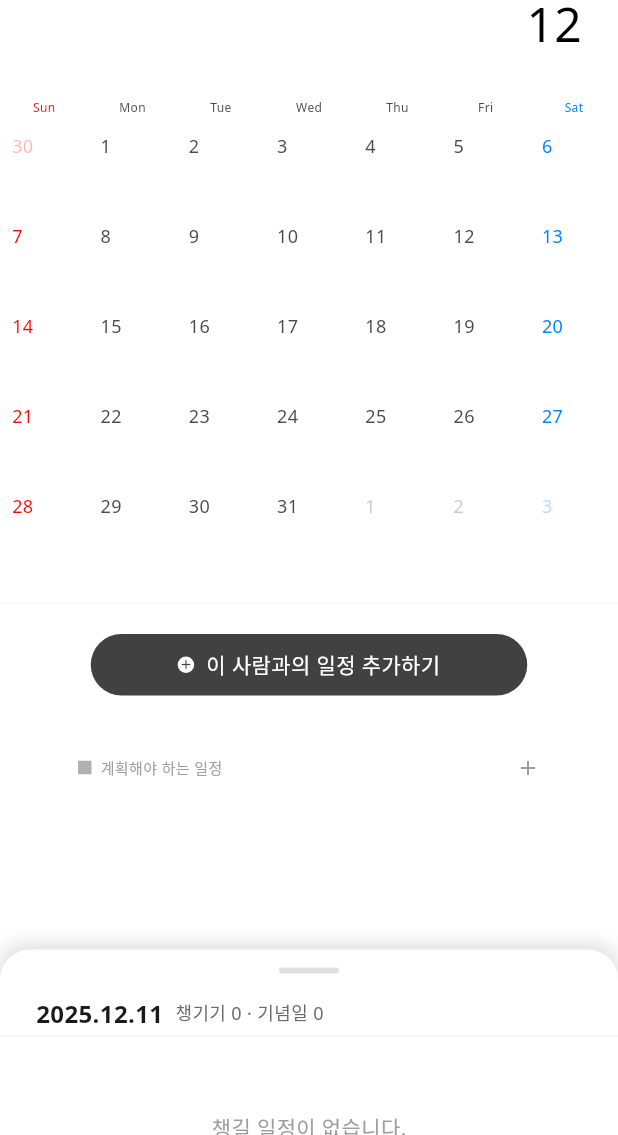
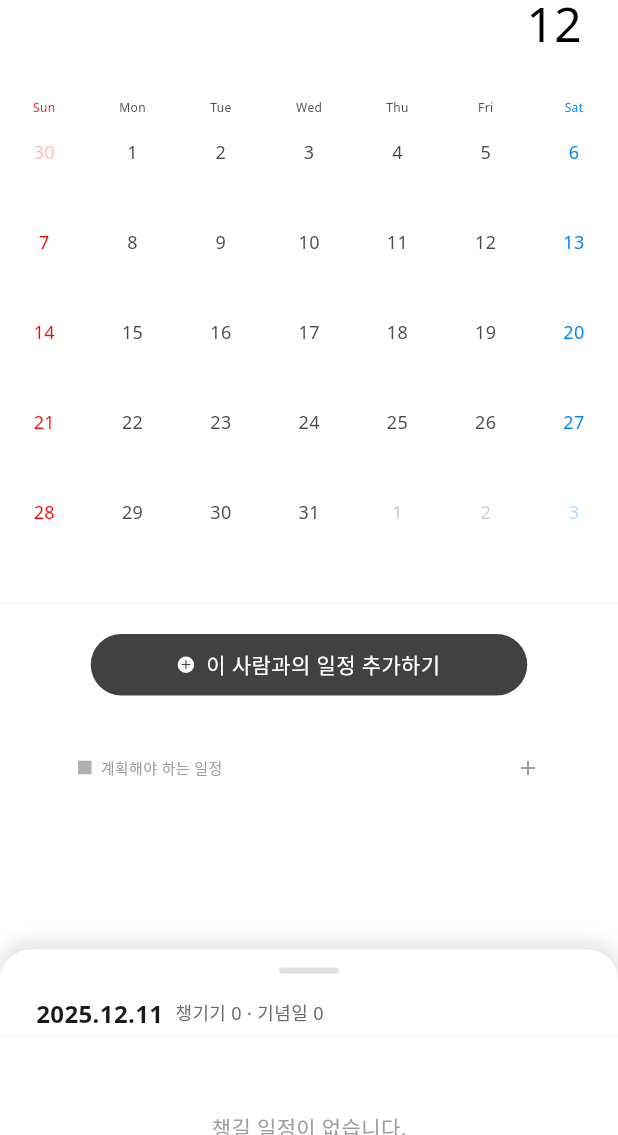
Before and after one commit to uiiuodo/testedn5, a Flutter app: the PersonCalendarScreen screen opened directly, on a phone screen of 412 x 824 dp, the part 101-1236 px from its top. Run offline on Flutter 3.47's test engine with Material 3 defaults, Android fonts, the phone set to English and light mode, and no system bars; drawn by our look-alikes of table_calendar; our stand-ins replace firebase_core, get, hive, hive_flutter, shared_preferences; missing offline and left inert: lunar; accounts and stored records are empty; Roboto replaces fonts that are missing (Noto Sans).

Commit message:
개인 캘린더 수정

```diff
--- a/lib/ui/page/calendar/person_calendar/person_calendar_controller.dart
+++ b/lib/ui/page/calendar/person_calendar/person_calendar_controller.dart
@@ -112,23 +112,8 @@ class PersonCalendarController extends GetxController {
     isEditMode.value = !isEditMode.value;
   }
 
-  List<ScheduleWithColor> getDayItems(DateTime day) {
-    // Map Schedule to a view model with color
-    final schedules = getEventsForDay(day);
-    return schedules
-        .map(
-          (s) => ScheduleWithColor(
-            title: s.title,
-            // Logic for color?
-            // "If group color exists...".
-            // I don't have group colors here.
-            // I'll return null or a hashed color for now or parse if I had Group repo.
-            groupColor: s.groupId != null
-                ? 0xFF9C27B0
-                : null, // Purple placeholder if group ID exists
-          ),
-        )
-        .toList();
+  List<Schedule> getDayItems(DateTime day) {
+    return getEventsForDay(day);
   }
 
   List<Schedule> getEventsForDay(DateTime day) {
@@ -223,9 +208,3 @@ class PersonCalendarController extends GetxController {
     fetchSchedules();
   }
 }
-
-class ScheduleWithColor {
-  final String title;
-  final int? groupColor;
-  ScheduleWithColor({required this.title, this.groupColor});
-}
--- a/lib/ui/page/calendar/person_calendar/person_calendar_screen.dart
+++ b/lib/ui/page/calendar/person_calendar/person_calendar_screen.dart
@@ -408,6 +408,19 @@ class PersonCalendarScreen extends GetView<PersonCalendarController> {
     );
   }
 
+  int getCategoryColor(Schedule event) {
+    if (event.groupId != null) {
+      final homeController = Get.find<HomeController>();
+      final group = homeController.groups.firstWhereOrNull(
+        (g) => g.id == event.groupId,
+      );
+      if (group != null) {
+        return group.colorValue;
+      }
+    }
+    return 0xFFD9D9D9; // Default gray
+  }
+
   Widget _buildDayCell(
     PersonCalendarController controller,
     DateTime day,
@@ -416,6 +429,8 @@ class PersonCalendarScreen extends GetView<PersonCalendarController> {
     bool isOutside = false,
   }) {
     final items = controller.getDayItems(day);
+    final firstEvent = items.isNotEmpty ? items.first : null;
+
     Color dayColor = const Color(0xFF4A4A4A);
     if (day.weekday == DateTime.sunday)
       dayColor = const Color(0xFFFF0000);
@@ -424,73 +439,56 @@ class PersonCalendarScreen extends GetView<PersonCalendarController> {
     if (isOutside) dayColor = dayColor.withOpacity(0.3);
 
     return Container(
-      margin: const EdgeInsets.all(2),
+      margin: const EdgeInsets.all(0), // No margin to fill cell
       decoration: BoxDecoration(
         color: isToday ? const Color(0xFFF2F2F2) : Colors.transparent,
-        borderRadius: BorderRadius.circular(8),
-        border: isSelected
-            ? Border.all(color: const Color(0xFF4A4A4A), width: 1)
-            : null,
+        border: isSelected ? Border.all(color: Colors.black, width: 1.5) : null,
       ),
       child: Column(
-        crossAxisAlignment: CrossAxisAlignment.start,
+        mainAxisAlignment: MainAxisAlignment.center,
         children: [
-          Padding(
-            padding: const EdgeInsets.only(top: 4, left: 6),
-            child: Text(
-              '${day.day}',
-              style: TextStyle(
-                fontSize: 12,
-                fontWeight: FontWeight.w300,
-                color: dayColor,
-              ),
+          Text(
+            '${day.day}',
+            style: TextStyle(
+              fontSize: 12,
+              fontWeight: isToday ? FontWeight.bold : FontWeight.w400,
+              color: dayColor,
             ),
           ),
-          const SizedBox(height: 2),
-          // Event List
-          Container(
-            height: 22, // Requested: 22px fixed height
-            margin: const EdgeInsets.only(
-              bottom: 2,
-            ), // Requested: margin bottom <= 2
-            padding: const EdgeInsets.symmetric(
-              horizontal: 4,
-            ), // Requested: horizontal 4, vertical 0
-            child: Column(
-              crossAxisAlignment: CrossAxisAlignment.start,
-              mainAxisSize: MainAxisSize.min, // Requested: mainAxisSize min
-              children: [
-                ...items.take(1).map((item) {
-                  // take(1) to fit in 22px (font 10 ~ 14px height)
-                  return Row(
+          const SizedBox(height: 4),
+          SizedBox(
+            height: 18, // Fixed height for event text area
+            child: firstEvent == null
+                ? const SizedBox.shrink()
+                : Row(
+                    mainAxisSize: MainAxisSize.min,
                     children: [
+                      // Color Tag
                       Container(
-                        width: 2,
-                        height: 10, // Adjust to match font scale
-                        color: item.groupColor != null
-                            ? Color(item.groupColor!)
-                            : const Color(0xFFD9D9D9),
+                        width: 4,
+                        height: 12,
+                        decoration: BoxDecoration(
+                          color: Color(getCategoryColor(firstEvent)),
+                          borderRadius: BorderRadius.circular(2),
+                        ),
                       ),
                       const SizedBox(width: 4),
-                      Expanded(
+                      // Title
+                      Flexible(
                         child: Text(
-                          item.title,
+                          firstEvent.title.length > 4
+                              ? '${firstEvent.title.substring(0, 4)}…'
+                              : firstEvent.title,
+                          maxLines: 1,
+                          overflow: TextOverflow.ellipsis,
                           style: const TextStyle(
-                            fontSize: 10, // Requested: fontSize 10
-                            color: Color(0xFF4A4A4A),
-                            fontWeight: FontWeight.w400,
-                            overflow:
-                                TextOverflow.ellipsis, // Requested: ellipsis
-                            height: 1.0,
+                            fontSize: 9,
+                            color: Colors.black87,
                           ),
-                          maxLines: 1, // Requested: maxLines 1
                         ),
                       ),
                     ],
-                  );
-                }),
-              ],
-            ),
+                  ),
           ),
         ],
       ),
```
